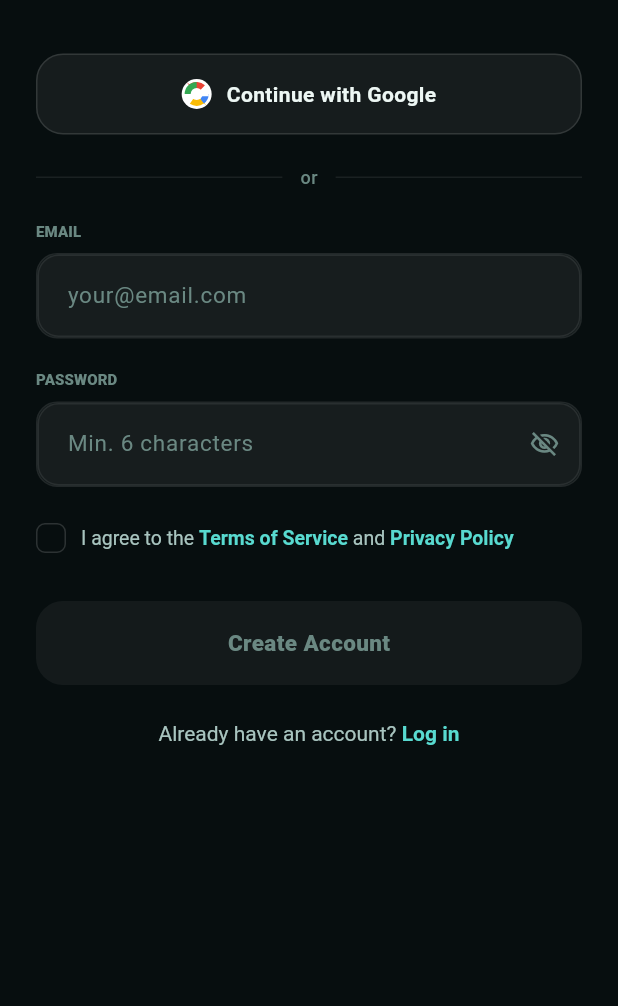
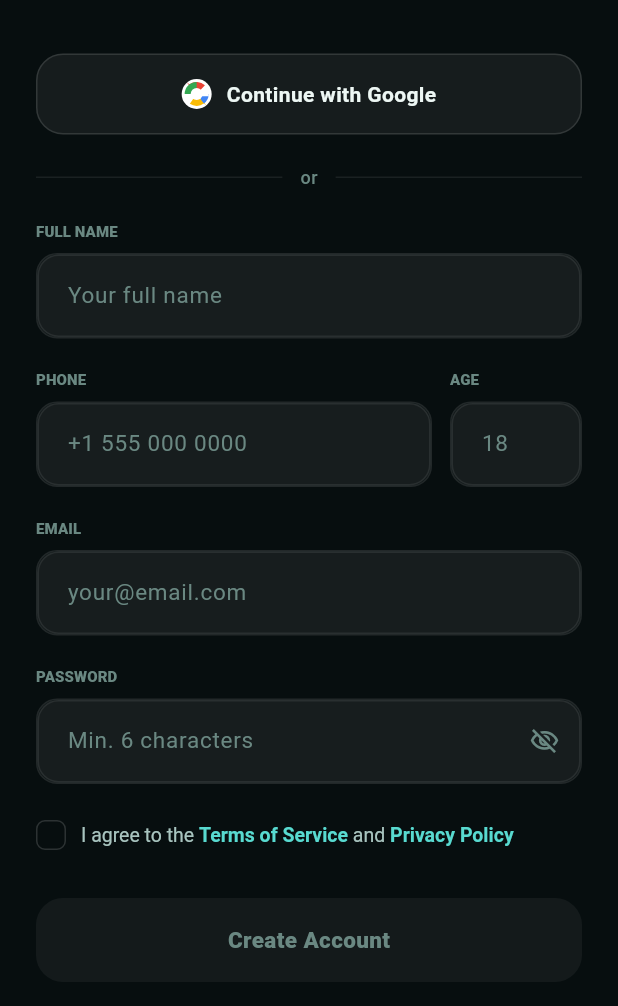
Before and after one commit to archetechglobal/Zussgo-mobile, a Flutter app: the SignupScreen screen opened by its route, on a phone screen of 412 x 824 dp, the part 230-1236 px from its top. Run offline on Flutter 3.47's test engine with Material 3 defaults, Android fonts, the phone set to English and light mode, and no system bars; our stand-ins replace app_links, cached_network_image, firebase_core, firebase_messaging, flutter_dotenv, flutter_local_notifications and 6 more; accounts and stored records are empty; network calls fail.

Commit message:
feat(auth): add name, phone, age fields to signup screen

```diff
--- a/lib/features/auth/data/auth_repository.dart
+++ b/lib/features/auth/data/auth_repository.dart
@@ -8,11 +8,19 @@ class AuthRepository {
   Future<AuthResponse> signUpWithEmail({
     required String email,
     required String password,
+    required String name,
+    required String phone,
+    required int age,
   }) async {
     return await supabase.auth.signUp(
       email: email,
       password: password,
       emailRedirectTo: 'zussgo://auth/callback',
+      data: {
+        'full_name': name,
+        'phone': phone,
+        'age': age,
+      },
     );
   }
 
--- a/lib/features/auth/providers/auth_provider.dart
+++ b/lib/features/auth/providers/auth_provider.dart
@@ -17,23 +17,27 @@ class AuthNotifier extends StateNotifier<AppAuthState> {
   AuthNotifier(this._repo) : super(AppAuthInitial());
 
   // ── Email signup ─────────────────────────────────────────────────────────────
-  // Confirm email is ENABLED in Supabase.
-  // If the user has not confirmed yet, we emit AppAuthAwaitingVerification
-  // so the UI routes to /verify-email.
   Future<void> signUpWithEmail({
     required String email,
     required String password,
+    required String name,
+    required String phone,
+    required int age,
   }) async {
     state = AppAuthLoading();
     try {
-      final res = await _repo.signUpWithEmail(email: email, password: password);
+      final res = await _repo.signUpWithEmail(
+        email: email,
+        password: password,
+        name: name,
+        phone: phone,
+        age: age,
+      );
       if (res.user != null) {
         if (res.user!.emailConfirmedAt != null) {
-          // Already confirmed (rare edge-case: re-signup after confirmation)
           state = AppAuthSuccess(res.user!);
           await FcmService.instance.onUserLoggedIn();
         } else {
-          // Normal path: user must verify email before they can log in
           state = AppAuthAwaitingVerification(email);
         }
       } else {
@@ -59,7 +63,13 @@ class AuthNotifier extends StateNotifier<AppAuthState> {
         state = AppAuthError('Login failed. Please try again.');
       }
     } catch (e) {
-      state = AppAuthError(_parseError(e));
+      final msg = _parseError(e);
+      // Guide unconfirmed users back to verify screen
+      if (msg.toLowerCase().contains('email not confirmed')) {
+        state = AppAuthAwaitingVerification(email);
+      } else {
+        state = AppAuthError(msg);
+      }
     }
   }
 
@@ -76,7 +86,6 @@ class AuthNotifier extends StateNotifier<AppAuthState> {
       }
     } catch (e) {
       final msg = e.toString();
-      // User cancelled the Google picker — don't show an error snack
       if (msg.contains('cancelled') || msg.contains('cancel')) {
         state = AppAuthInitial();
       } else {
@@ -115,8 +124,6 @@ class AuthNotifier extends StateNotifier<AppAuthState> {
   }
 
   // ── Email verification check ─────────────────────────────────────────────────
-  // Called from EmailVerifyScreen when the user taps "I've verified — Continue".
-  // Refreshes the session and returns true if the email is now confirmed.
   Future<bool> checkEmailVerified() async {
     try {
       final res = await supabase.auth.refreshSession();
--- a/lib/features/auth/screens/login_screen.dart
+++ b/lib/features/auth/screens/login_screen.dart
@@ -1,6 +1,7 @@
 // lib/features/auth/screens/login_screen.dart
 
 import 'package:flutter/material.dart';
+import 'package:flutter/services.dart';
 import 'package:flutter_riverpod/flutter_riverpod.dart';
 import 'package:go_router/go_router.dart';
 import '../providers/auth_provider.dart';
@@ -13,6 +14,10 @@ const _kTeal2 = Color(0xFF58DAD0);
 const _kText  = Color(0xFFEDF7F4);
 const _kMuted = Color(0xFFA8C4BF);
 const _kFaint = Color(0xFF6A8882);
+
+// ─────────────────────────────────────────────────────────────────────────────
+// Login Screen
+// ─────────────────────────────────────────────────────────────────────────────
 
 class LoginScreen extends ConsumerStatefulWidget {
   const LoginScreen({super.key});
@@ -66,6 +71,9 @@ class _LoginScreenState extends ConsumerState<LoginScreen> {
     ref.listen<AppAuthState>(authProvider, (_, next) {
       if (next is AppAuthSuccess) {
         context.go('/home');
+      } else if (next is AppAuthAwaitingVerification) {
+        // Unconfirmed email — send them to verify screen
+        context.go('/verify-email', extra: next.email);
       } else if (next is AppAuthError) {
         _showSnack(next.message);
         ref.read(authProvider.notifier).reset();
@@ -80,7 +88,6 @@ class _LoginScreenState extends ConsumerState<LoginScreen> {
       resizeToAvoidBottomInset: true,
       body: Stack(
         children: [
-          // Teal glow top
           Positioned(
             top: -60, left: 0, right: 0,
             child: Container(
@@ -99,7 +106,6 @@ class _LoginScreenState extends ConsumerState<LoginScreen> {
               child: Column(
                 crossAxisAlignment: CrossAxisAlignment.start,
                 children: [
-                  // Back button
                   GestureDetector(
                     onTap: () => context.pop(),
                     child: Container(
@@ -113,8 +119,6 @@ class _LoginScreenState extends ConsumerState<LoginScreen> {
                     ),
                   ),
                   const SizedBox(height: 32),
-
-                  // Heading
                   const Text('Welcome back', style: TextStyle(
                     color: _kText, fontSize: 30,
                     fontWeight: FontWeight.w800, letterSpacing: -.5,
@@ -123,19 +127,13 @@ class _LoginScreenState extends ConsumerState<LoginScreen> {
                   const Text("Let's get you back on the road",
                       style: TextStyle(color: _kMuted, fontSize: 14)),
                   const SizedBox(height: 36),
-
-                  // Google Sign-In button
                   _GoogleButton(
                     onTap: isLoading ? null : _googleSignIn,
                     isLoading: isLoading,
                   ),
                   const SizedBox(height: 20),
-
-                  // Divider
                   const _OrDivider(),
                   const SizedBox(height: 20),
-
-                  // Email
                   const _Label('EMAIL'),
                   const SizedBox(height: 8),
                   _InputField(
@@ -144,8 +142,6 @@ class _LoginScreenState extends ConsumerState<LoginScreen> {
                     keyboardType: TextInputType.emailAddress,
                   ),
                   const SizedBox(height: 20),
-
-                  // Password
                   const _Label('PASSWORD'),
                   const SizedBox(height: 8),
                   _InputField(
@@ -163,16 +159,12 @@ class _LoginScreenState extends ConsumerState<LoginScreen> {
                     ),
                   ),
                   const SizedBox(height: 32),
-
-                  // Login CTA
                   _PrimaryButton(
                     label: 'Log In',
                     isLoading: isLoading,
                     onTap: isLoading ? null : _submit,
                   ),
                   const SizedBox(height: 20),
-
-                  // Phone option
                   GestureDetector(
                     onTap: () => context.go('/phone-verify'),
                     child: Container(
@@ -193,8 +185,6 @@ class _LoginScreenState extends ConsumerState<LoginScreen> {
                     ),
                   ),
                   const SizedBox(height: 24),
-
-                  // Sign up redirect
                   Center(
                     child: GestureDetector(
                       onTap: () => context.go('/signup'),
@@ -233,6 +223,9 @@ class SignupScreen extends ConsumerStatefulWidget {
 }
 
 class _SignupScreenState extends ConsumerState<SignupScreen> {
+  final _nameCtrl     = TextEditingController();
+  final _phoneCtrl    = TextEditingController();
+  final _ageCtrl      = TextEditingController();
   final _emailCtrl    = TextEditingController();
   final _passwordCtrl = TextEditingController();
   bool _obscure = true;
@@ -240,6 +233,9 @@ class _SignupScreenState extends ConsumerState<SignupScreen> {
 
   @override
   void dispose() {
+    _nameCtrl.dispose();
+    _phoneCtrl.dispose();
+    _ageCtrl.dispose();
     _emailCtrl.dispose();
     _passwordCtrl.dispose();
     super.dispose();
@@ -247,10 +243,20 @@ class _SignupScreenState extends ConsumerState<SignupScreen> {
 
   Future<void> _submit() async {
     if (!_agreed) { _showSnack('Please accept the terms to continue'); return; }
+    final name     = _nameCtrl.text.trim();
+    final phone    = _phoneCtrl.text.trim();
+    final ageText  = _ageCtrl.text.trim();
     final email    = _emailCtrl.text.trim();
     final password = _passwordCtrl.text.trim();
-    if (email.isEmpty || password.isEmpty) {
+
+    if (name.isEmpty || phone.isEmpty || ageText.isEmpty ||
+        email.isEmpty || password.isEmpty) {
       _showSnack('Please fill in all fields');
+      return;
+    }
+    final age = int.tryParse(ageText);
+    if (age == null || age < 18 || age > 99) {
+      _showSnack('Please enter a valid age (18+)');
       return;
     }
     if (password.length < 6) {
@@ -258,7 +264,11 @@ class _SignupScreenState extends ConsumerState<SignupScreen> {
       return;
     }
     await ref.read(authProvider.notifier).signUpWithEmail(
-      email: email, password: password,
+      email: email,
+      password: password,
+      name: name,
+      phone: phone,
+      age: age,
     );
   }
 
@@ -281,10 +291,8 @@ class _SignupScreenState extends ConsumerState<SignupScreen> {
 
     ref.listen<AppAuthState>(authProvider, (_, next) {
       if (next is AppAuthSuccess) {
-        // Google sign-in or already-confirmed re-signup → straight to setup
         context.go('/setup');
       } else if (next is AppAuthAwaitingVerification) {
-        // Email signup with confirmation required → verify screen
         context.go('/verify-email', extra: next.email);
       } else if (next is AppAuthError) {
         _showSnack(next.message);
@@ -347,10 +355,64 @@ class _SignupScreenState extends ConsumerState<SignupScreen> {
                     label: 'Continue with Google',
                   ),
                   const SizedBox(height: 20),
-
                   const _OrDivider(),
                   const SizedBox(height: 20),
 
+                  // ── Full name ──────────────────────────────────────────────
+                  const _Label('FULL NAME'),
+                  const SizedBox(height: 8),
+                  _InputField(
+                    ctrl: _nameCtrl,
+                    hint: 'Your full name',
+                    keyboardType: TextInputType.name,
+                    textCapitalization: TextCapitalization.words,
+                  ),
+                  const SizedBox(height: 20),
+
+                  // ── Phone + Age row ────────────────────────────────────────
+                  Row(
+                    crossAxisAlignment: CrossAxisAlignment.start,
+                    children: [
+                      Expanded(
+                        flex: 3,
+                        child: Column(
+                          crossAxisAlignment: CrossAxisAlignment.start,
+                          children: [
+                            const _Label('PHONE'),
+                            const SizedBox(height: 8),
+                            _InputField(
+                              ctrl: _phoneCtrl,
+                              hint: '+1 555 000 0000',
+                              keyboardType: TextInputType.phone,
+                            ),
+                          ],
+                        ),
+                      ),
+                      const SizedBox(width: 12),
+                      Expanded(
+                        flex: 1,
+                        child: Column(
+                          crossAxisAlignment: CrossAxisAlignment.start,
+                          children: [
+                            const _Label('AGE'),
+                            const SizedBox(height: 8),
+                            _InputField(
+                              ctrl: _ageCtrl,
+                              hint: '18',
+                              keyboardType: TextInputType.number,
+                              inputFormatters: [
+                                FilteringTextInputFormatter.digitsOnly,
+                                LengthLimitingTextInputFormatter(2),
+                              ],
+                            ),
+                          ],
+                        ),
+                      ),
+                    ],
+                  ),
+                  const SizedBox(height: 20),
+
+                  // ── Email ──────────────────────────────────────────────────
                   const _Label('EMAIL'),
                   const SizedBox(height: 8),
                   _InputField(
@@ -360,6 +422,7 @@ class _SignupScreenState extends ConsumerState<SignupScreen> {
                   ),
                   const SizedBox(height: 20),
 
+                  // ── Password ───────────────────────────────────────────────
                   const _Label('PASSWORD'),
                   const SizedBox(height: 8),
                   _InputField(
@@ -378,7 +441,7 @@ class _SignupScreenState extends ConsumerState<SignupScreen> {
                   ),
                   const SizedBox(height: 24),
 
-                  // Terms
+                  // ── Terms checkbox ─────────────────────────────────────────
                   GestureDetector(
                     onTap: () => setState(() => _agreed = !_agreed),
                     child: Row(
@@ -673,10 +736,17 @@ class _InputField extends StatelessWidget {
   final bool obscure;
   final TextInputType? keyboardType;
   final Widget? suffix;
+  final TextCapitalization textCapitalization;
+  final List<TextInputFormatter>? inputFormatters;
 
   const _InputField({
-    required this.ctrl, required this.hint,
-    this.obscure = false, this.keyboardType, this.suffix,
+    required this.ctrl,
+    required this.hint,
+    this.obscure = false,
+    this.keyboardType,
+    this.suffix,
+    this.textCapitalization = TextCapitalization.none,
+    this.inputFormatters,
   });
 
   @override
@@ -691,6 +761,8 @@ class _InputField extends StatelessWidget {
         controller: ctrl,
         obscureText: obscure,
         keyboardType: keyboardType,
+        textCapitalization: textCapitalization,
+        inputFormatters: inputFormatters,
         style: const TextStyle(color: _kText, fontSize: 15),
         decoration: InputDecoration(
           hintText: hint,
```
